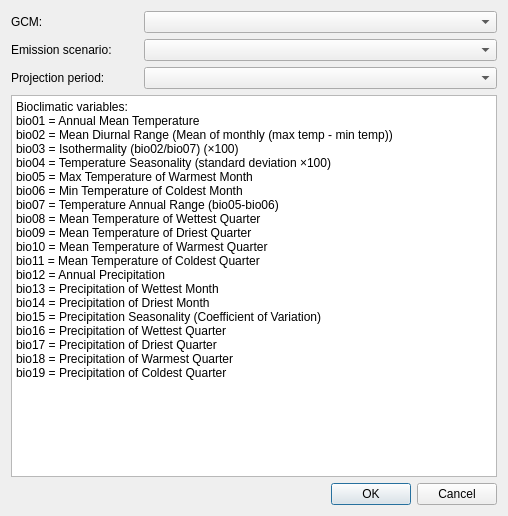
This is viet_vet_vect/clim_proj_dlg.ui in solymosin/vietnam as Qt 5 draws it before an edit. The edited form follows.
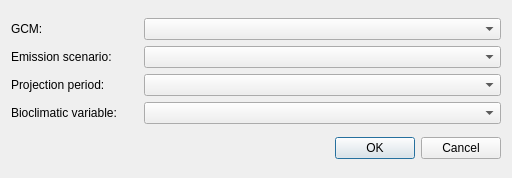
This is the edited form.

```diff
--- a/viet_vet_vect/clim_proj_dlg.ui
+++ b/viet_vet_vect/clim_proj_dlg.ui
@@ -6,8 +6,8 @@
    <rect>
     <x>0</x>
     <y>0</y>
-    <width>508</width>
-    <height>516</height>
+    <width>512</width>
+    <height>178</height>
    </rect>
   </property>
   <property name="windowTitle">
@@ -52,44 +52,25 @@
      <item row="2" column="1">
       <widget class="QComboBox" name="comboBox_3"/>
      </item>
+     <item row="3" column="0">
+      <widget class="QLabel" name="label_4">
+       <property name="maximumSize">
+        <size>
+         <width>141</width>
+         <height>16777215</height>
+        </size>
+       </property>
+       <property name="text">
+        <string>Bioclimatic variable:</string>
+       </property>
+      </widget>
+     </item>
+     <item row="3" column="1">
+      <widget class="QComboBox" name="comboBox_4"/>
+     </item>
     </layout>
    </item>
    <item row="1" column="0">
-    <widget class="QPlainTextEdit" name="plainTextEdit">
-     <property name="enabled">
-      <bool>true</bool>
-     </property>
-     <property name="readOnly">
-      <bool>true</bool>
-     </property>
-     <property name="plainText">
-      <string>Bioclimatic variables:
-bio01 = Annual Mean Temperature
-bio02 = Mean Diurnal Range (Mean of monthly (max temp - min temp))
-bio03 = Isothermality (bio02/bio07) (×100)
-bio04 = Temperature Seasonality (standard deviation ×100)
-bio05 = Max Temperature of Warmest Month
-bio06 = Min Temperature of Coldest Month
-bio07 = Temperature Annual Range (bio05-bio06)
-bio08 = Mean Temperature of Wettest Quarter
-bio09 = Mean Temperature of Driest Quarter
-bio10 = Mean Temperature of Warmest Quarter
-bio11 = Mean Temperature of Coldest Quarter
-bio12 = Annual Precipitation
-bio13 = Precipitation of Wettest Month
-bio14 = Precipitation of Driest Month
-bio15 = Precipitation Seasonality (Coefficient of Variation)
-bio16 = Precipitation of Wettest Quarter
-bio17 = Precipitation of Driest Quarter
-bio18 = Precipitation of Warmest Quarter
-bio19 = Precipitation of Coldest Quarter</string>
-     </property>
-     <property name="overwriteMode">
-      <bool>false</bool>
-     </property>
-    </widget>
-   </item>
-   <item row="2" column="0">
     <widget class="QDialogButtonBox" name="buttonBox">
      <property name="orientation">
       <enum>Qt::Horizontal</enum>
```
